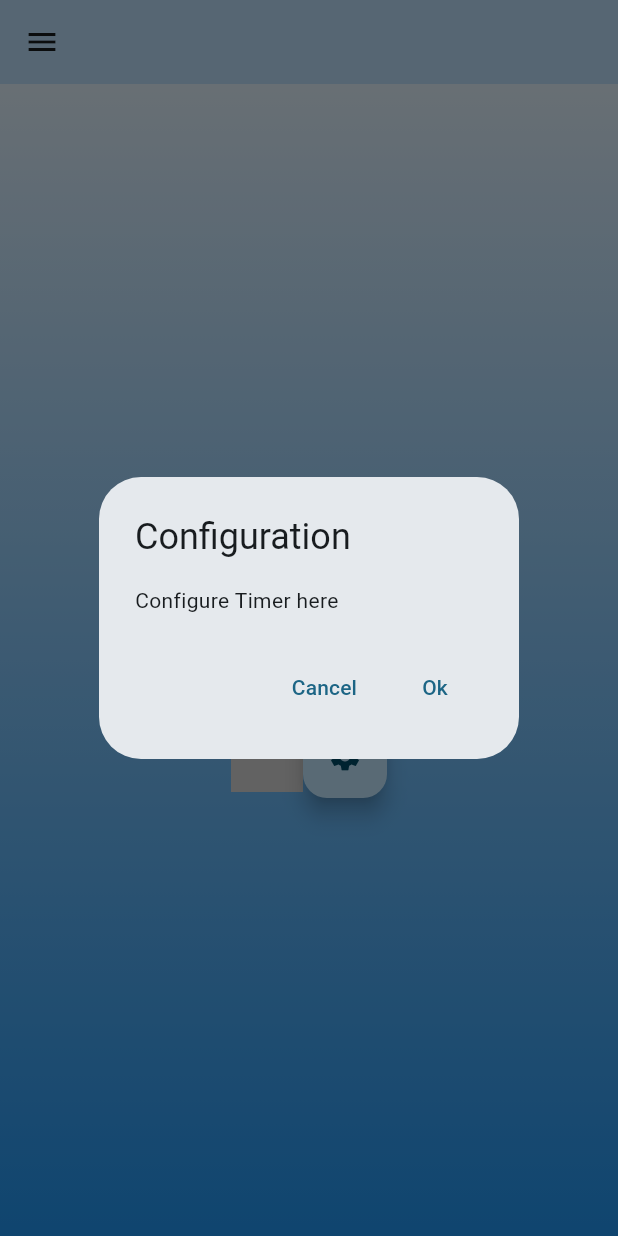
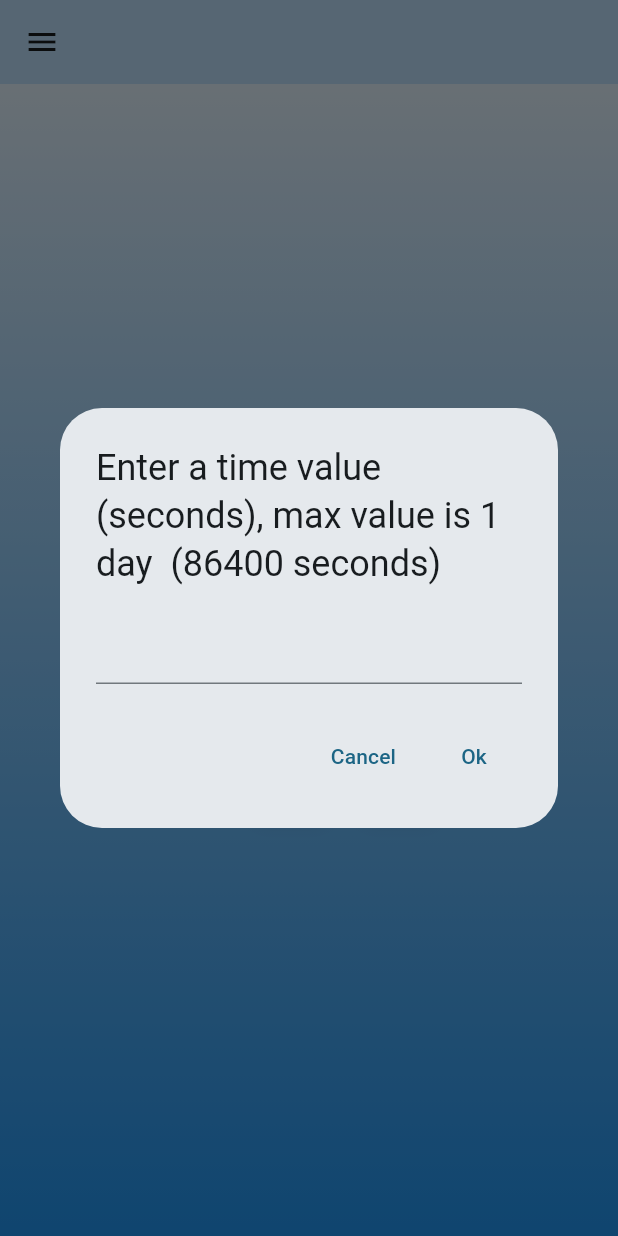
Before and after one commit to berkaytek/utility_app_flutter, a Flutter app: the TimerView screen opened directly with empty values, after a tap on the "settings" icon, on a phone screen of 412 x 824 dp. Run offline on Flutter 3.47's test engine with Material 2 defaults, Android fonts, the phone set to English and light mode, and no system bars; our stand-ins replace bloc, equatable, flutter_bloc, logger; statements that could not run were skipped.

Commit message:
Implemented the reset and configuration for timer

```diff
--- a/lib/src/screens/timer/timer_actions.dart
+++ b/lib/src/screens/timer/timer_actions.dart
@@ -2,8 +2,46 @@ import 'package:flutter/material.dart';
 import 'package:flutter_bloc/flutter_bloc.dart';
 import 'package:utility_app/src/screens/timer/bloc/timer_bloc.dart';
 
-class TimerActions extends StatelessWidget {
+class TimerActions extends StatefulWidget {
   const TimerActions({super.key});
+
+  @override
+  State<TimerActions> createState() => _TimerActionsState();
+}
+
+class _TimerActionsState extends State<TimerActions> {
+  late TextEditingController timerValueController;
+
+  @override
+  void initState() {
+    super.initState();
+    timerValueController = TextEditingController();
+    timerValueController.addListener(() {
+      final String text = timerValueController.text;
+
+      /// Control to check whether if timer value is valid integer
+      /// and smaller than max value
+      int timerDuration = int.tryParse(text) ?? 0;
+      if (timerDuration > 3600) {
+        timerDuration = 86400;
+      }
+      if (timerDuration < 0) {
+        timerDuration = 0;
+      }
+      timerValueController.value =
+          timerValueController.value.copyWith(text: timerDuration.toString());
+    });
+  }
+
+  @override
+  void dispose() {
+    super.dispose();
+    timerValueController.dispose();
+  }
+
+  int parseControllerValueAsIntOrDefault() {
+    return int.tryParse(timerValueController.text) ?? 60;
+  }
 
   @override
   Widget build(BuildContext context) {
@@ -17,43 +55,68 @@ class TimerActions extends StatelessWidget {
               children: [
                 ...switch (state) {
                   TimerInitial() => [
-                      FloatingActionButton(
+                      Padding(
+                        padding: const EdgeInsets.all(8.0),
+                        child: FloatingActionButton(
                           heroTag: "Start Timer",
                           onPressed: () => context
                               .read<TimerBloc>()
                               .add(TimerStarted(duration: state.duration)),
                           child: const Icon(Icons.play_arrow),
                         ),
+                      ),
                     ],
                   TimerInProgress() => [
-                      FloatingActionButton(
+                      Padding(
+                        padding: const EdgeInsets.all(8.0),
+                        child: FloatingActionButton(
                           heroTag: "Pause timer",
                           onPressed: () =>
                               context.read<TimerBloc>().add(const TimerPaused()),
                           child: const Icon(Icons.pause),
+                        ),
                       )
                     ],
                   TimerInPause() => [
-                      FloatingActionButton(
+                      Padding(
+                        padding: const EdgeInsets.all(8.0),
+                        child: FloatingActionButton(
                           heroTag: "Start timer",
                           onPressed: () =>
                               context.read<TimerBloc>().add(const TimerResumed()),
                           child: const Icon(Icons.replay_circle_filled),
+                        ),
                       )
                     ],
                   TimerRunComplete() => [
-                      FloatingActionButton(
+                      Padding(
+                        padding: const EdgeInsets.all(8.0),
+                        child: FloatingActionButton(
                           heroTag: "Start Reset",
-                        onPressed: () =>
-                            context.read<TimerBloc>().add(const TimerReset(duration: 90)),
+                          onPressed: () => context
+                              .read<TimerBloc>()
+                              .add(const TimerReset(duration: 90)),
                           child: const Icon(Icons.replay_circle_filled),
+                        ),
                       )
                     ],
                 },
-                FloatingActionButton(
+                Padding(
+                  padding: const EdgeInsets.all(8.0),
+                  child: FloatingActionButton(
                     heroTag: "Configure Timer",
-                  onPressed: () => buildShowDialog(context),
+                    onPressed: () => _buildShowDialog(context, state),
                     child: const Icon(Icons.settings),
+                  ),
+                ),
+                Padding(
+                  padding: const EdgeInsets.all(8.0),
+                  child: FloatingActionButton(
+                    heroTag: "Configure Timer",
+                    onPressed: () => context.read<TimerBloc>().add(TimerReset(
+                        duration: parseControllerValueAsIntOrDefault())),
+                    child: const Icon(Icons.delete),
+                  ),
                 )
               ],
             ),
@@ -61,20 +124,25 @@ class TimerActions extends StatelessWidget {
         });
   }
 
-  Future<dynamic> buildShowDialog(BuildContext context) {
-    var commonContext = context;
+  _buildShowDialog(BuildContext context, TimerState state) {
+    BuildContext commonContext = context;
+
     return showDialog(
         context: context,
         builder: (context) => AlertDialog(
-              title: const Text("Configuration"),
-              content: const Text("Configure Timer here"),
+              title: const Text(
+                  "Enter a time value (seconds), max value is 1 day  (86400 seconds)"),
+              content: TextFormField(controller: timerValueController),
               actions: [
                 TextButton(
                     onPressed: () => Navigator.pop(context, "Cancel"),
                     child: const Text("Cancel")),
                 TextButton(
                     onPressed: () => {
-                          BlocProvider.of<TimerBloc>(commonContext).add(const TimerReset(duration: 90)),
+                          BlocProvider.of<TimerBloc>(commonContext).add(
+                              TimerReset(
+                                  duration:
+                                      parseControllerValueAsIntOrDefault())),
                           Navigator.pop(context, "Ok"),
                         },
                     child: const Text("Ok"))
--- a/lib/src/screens/timer/timer_view.dart
+++ b/lib/src/screens/timer/timer_view.dart
@@ -42,10 +42,11 @@ class TimerText extends StatelessWidget {
   @override
   Widget build(BuildContext context) {
     final duration = context.select((TimerBloc bloc) => bloc.state.duration);
+    final String hours = (duration / 3600).floor().toString().padLeft(2,"0");
     final String minutes =
         ((duration / 60) % 60).floor().toString().padLeft(2, '0');
     final String seconds = (duration % 60).floor().toString().padLeft(2, '0');
-    return Text("$minutes : $seconds",
+    return Text("$hours : $minutes : $seconds",
         style: Theme.of(context).textTheme.displaySmall);
   }
 }
```
Lines whose indentation alone changed are shown as unchanged.
